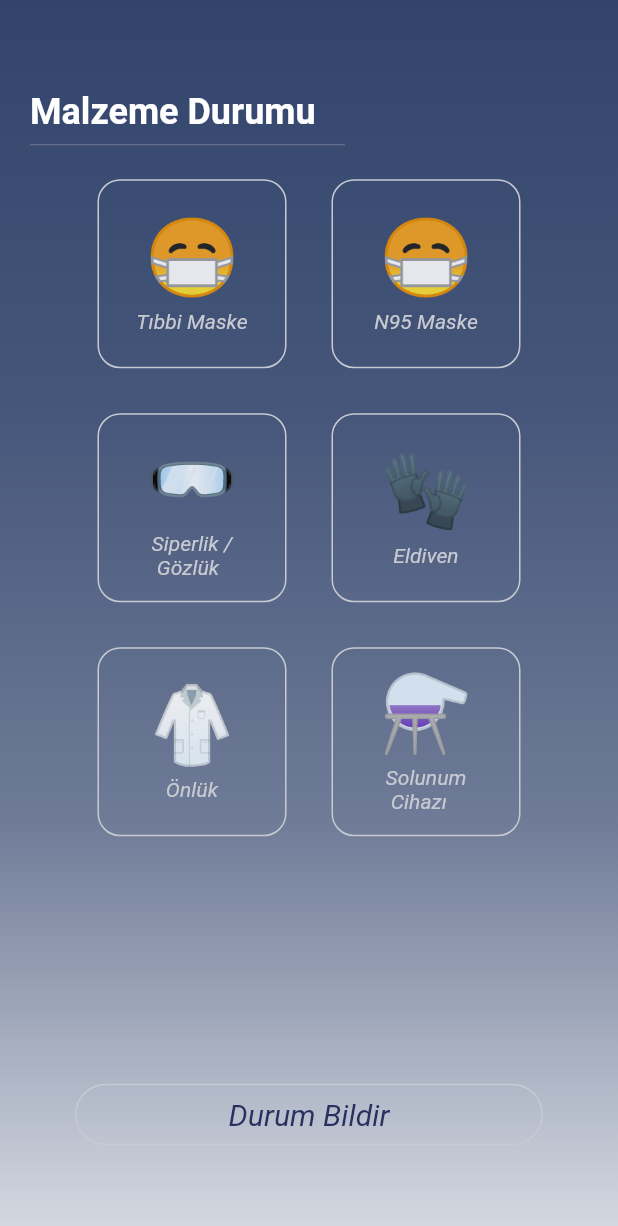
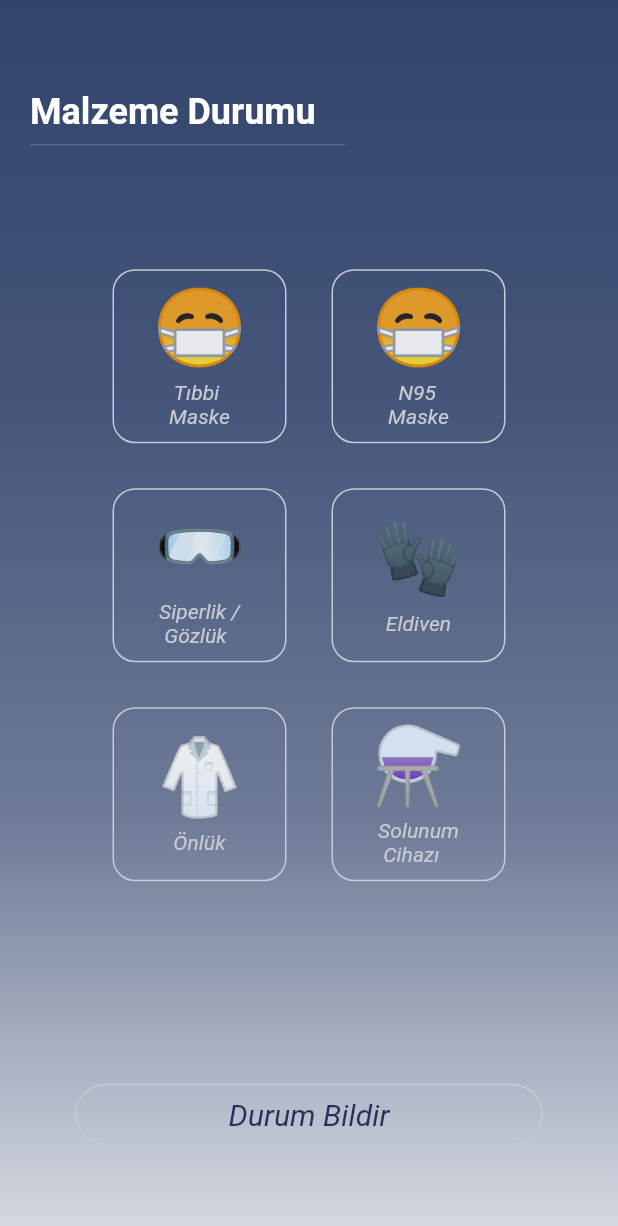
Before and after one commit to CrossPlatformers/pinemoji, a Flutter app: the screen it shows after launch, on a phone screen of 412 x 824 dp. Shown: the top 1226 px of the screen. Run offline on Flutter 3.47's test engine with Material 2 defaults, Android fonts, the light colour scheme and no system bars.

Commit message:
material page quick fix

```diff
--- a/lib/pages/material.dart
+++ b/lib/pages/material.dart
@@ -54,15 +54,15 @@ class MaterialStatus extends StatelessWidget {
                     height: size.height - size.height / 4,
                     child: GridView.count(
                       crossAxisCount: 2,
-                      padding: EdgeInsets.fromLTRB(50,0,50,50),
+                      padding: EdgeInsets.all(60),
                       children: <Widget>[
                         MaterialStatusContent(
                           emoji: "😷",
-                          text: "Tıbbi Maske",
+                          text: " Tıbbi\nMaske",
                         ),
                         MaterialStatusContent(
                           emoji: "😷",
-                          text: "N95 Maske",
+                          text: "  N95\nMaske",
                         ),
                         MaterialStatusContent(
                           emoji: "🥽",
```
